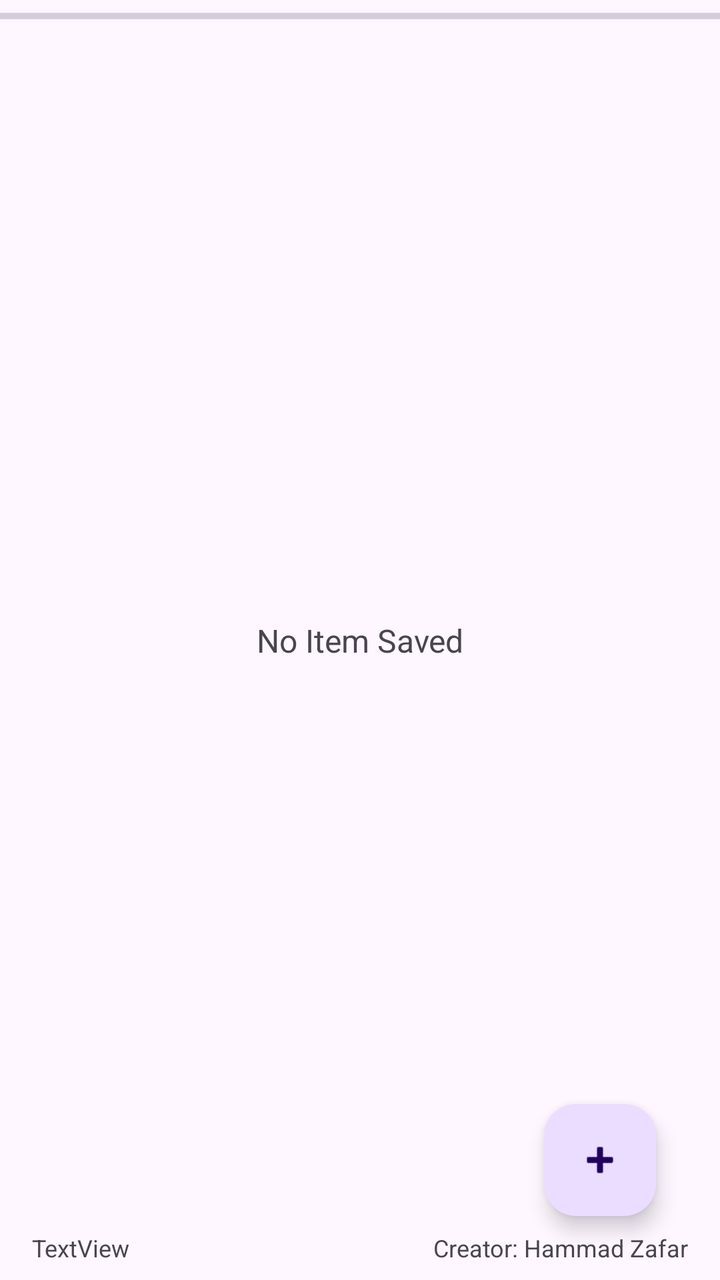
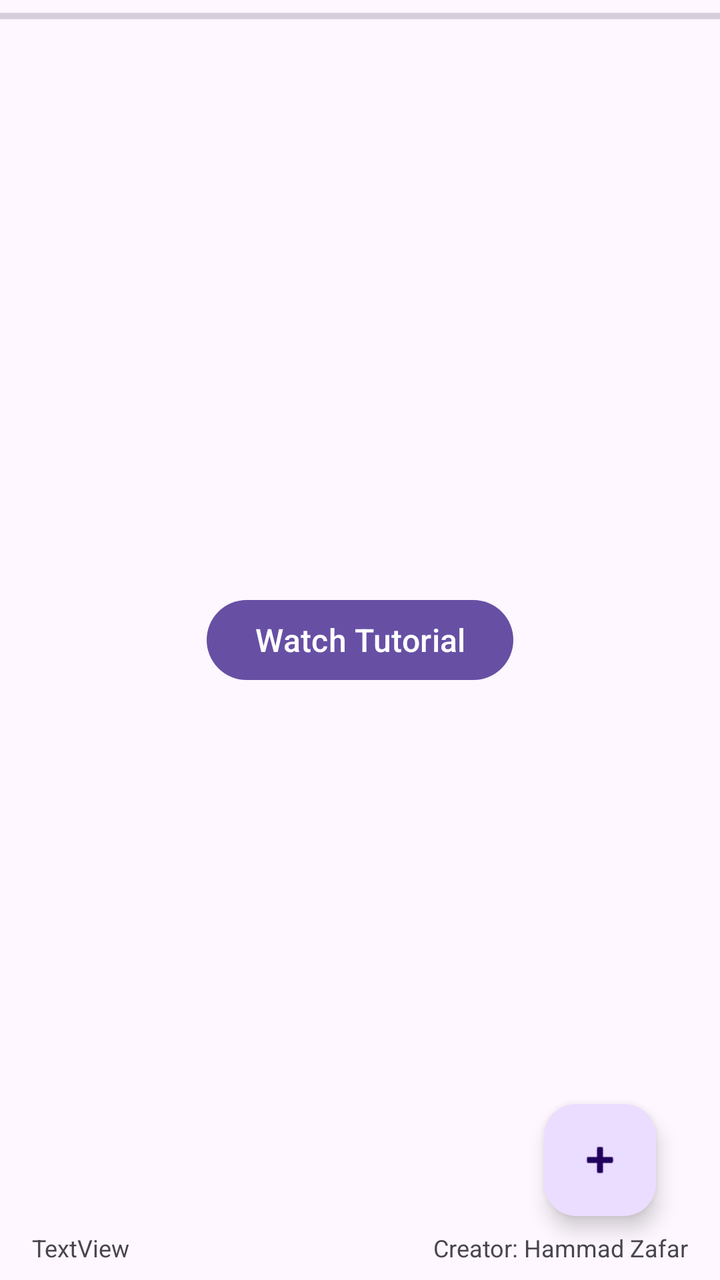

An Android layout rendered at two revisions. The XML below is the earlier revision; the diff shows what the commit changed to produce the second picture.
<!-- AndroidManifest.xml: application theme Theme.AutoWifiConnector -->
<!-- res/layout/activity_main.xml -->
<?xml version="1.0" encoding="utf-8"?>
<androidx.constraintlayout.widget.ConstraintLayout xmlns:android="http://schemas.android.com/apk/res/android"
    xmlns:app="http://schemas.android.com/apk/res-auto"
    xmlns:tools="http://schemas.android.com/tools"
    android:layout_width="match_parent"
    android:layout_height="match_parent"
    tools:context=".MainActivity">

    <ProgressBar
        android:indeterminate="true"
        android:id="@+id/progressBar"
        style="?android:attr/progressBarStyleHorizontal"
        android:layout_width="0dp"
        android:layout_height="wrap_content"
        app:layout_constraintEnd_toEndOf="parent"
        app:layout_constraintStart_toStartOf="parent"
        app:layout_constraintTop_toTopOf="parent" />

    <com.google.android.material.floatingactionbutton.FloatingActionButton
        android:id="@+id/floatingActionButton"
        android:layout_width="wrap_content"
        android:layout_height="wrap_content"
        android:layout_marginEnd="32dp"
        android:layout_marginBottom="32dp"
        android:clickable="true"
        android:src="@android:drawable/ic_input_add"
        app:layout_constraintBottom_toBottomOf="parent"
        app:layout_constraintEnd_toEndOf="parent" />

    <androidx.recyclerview.widget.RecyclerView
        android:id="@+id/recycler_view"
        android:layout_width="0dp"
        android:layout_height="0dp"
        android:layout_marginStart="16dp"
        android:layout_marginEnd="16dp"
        android:clipToPadding="true"
        app:layoutManager="androidx.recyclerview.widget.LinearLayoutManager"
        app:layout_constraintBottom_toTopOf="@+id/linearLayout2"
        app:layout_constraintEnd_toEndOf="parent"
        app:layout_constraintHorizontal_bias="0.0"
        app:layout_constraintStart_toStartOf="parent"
        app:layout_constraintTop_toBottomOf="@+id/progressBar"
        tools:listitem="@layout/item_layout" />

    <TextView
        android:id="@+id/no_item_saved"
        android:layout_width="wrap_content"
        android:layout_height="wrap_content"
        android:text="No Item Saved"
        android:textSize="16sp"
        android:visibility="visible"
        app:layout_constraintBottom_toBottomOf="parent"
        app:layout_constraintEnd_toEndOf="parent"
        app:layout_constraintStart_toStartOf="parent"
        app:layout_constraintTop_toTopOf="parent" />

    <LinearLayout
        android:id="@+id/linearLayout2"
        android:layout_width="0dp"
        android:layout_height="wrap_content"
        android:orientation="horizontal"
        app:layout_constraintBottom_toBottomOf="parent"
        app:layout_constraintEnd_toEndOf="@+id/recycler_view"
        app:layout_constraintStart_toStartOf="@+id/recycler_view">

        <TextView
            android:id="@+id/connect_times"
            android:layout_width="wrap_content"
            android:layout_height="match_parent"
            android:layout_weight="1"
            android:textSize="12dp"
            android:text="TextView" />

        <TextView
            android:id="@+id/made_by_textView"
            android:layout_width="wrap_content"
            android:layout_height="match_parent"
            android:layout_marginBottom="8dp"
            android:layout_weight="1"
            android:gravity="end"
            android:textSize="12dp"
            android:text="Creator: Hammad Zafar" />
    </LinearLayout>

</androidx.constraintlayout.widget.ConstraintLayout>
<!-- res/layout/item_layout.xml (included above) -->
<?xml version="1.0" encoding="utf-8"?>
<com.google.android.material.card.MaterialCardView xmlns:android="http://schemas.android.com/apk/res/android"
    xmlns:app="http://schemas.android.com/apk/res-auto"
    xmlns:tools="http://schemas.android.com/tools"
    android:layout_width="match_parent"
    android:layout_height="wrap_content"
    android:layout_marginTop="12dp"
    android:background="?attr/selectableItemBackground">

    <androidx.constraintlayout.widget.ConstraintLayout

        android:layout_width="match_parent"
        android:layout_height="match_parent">

        <TextView
            android:id="@+id/number"
            android:layout_width="wrap_content"
            android:layout_height="wrap_content"
            android:gravity="center"
            android:minEms="2"
            android:text="100"
            android:paddingStart="8dp"
            android:textSize="18sp"
            app:layout_constraintBottom_toBottomOf="parent"
            app:layout_constraintStart_toStartOf="parent"
            app:layout_constraintTop_toTopOf="parent" />

        <TextView
            android:id="@+id/identity"
            android:layout_width="0dp"
            android:layout_height="wrap_content"
            android:gravity="center_vertical"
            android:text="2022CS639@ksk.uet.edu.pk"
            android:textSize="18sp"
            android:maxLines="1"
            android:paddingTop="16dp"
            android:paddingBottom="16dp"
            android:ellipsize="end"
            app:layout_constraintBottom_toBottomOf="parent"
            app:layout_constraintEnd_toStartOf="@+id/more_options"
            app:layout_constraintStart_toEndOf="@+id/number"
            app:layout_constraintTop_toTopOf="parent" />

        <ImageButton
            android:id="@+id/more_options"
            android:layout_width="32dp"
            android:layout_height="0dp"
            android:background="?attr/selectableItemBackground"
            android:contentDescription="More Options"
            android:paddingStart="8dp"
            android:paddingEnd="12dp"
            android:src="@drawable/more_vert"
            android:tooltipText="More Options"
            app:layout_constraintBottom_toBottomOf="parent"
            app:layout_constraintEnd_toEndOf="parent"
            app:layout_constraintTop_toTopOf="parent" />

    </androidx.constraintlayout.widget.ConstraintLayout>

</com.google.android.material.card.MaterialCardView>
<!-- resources referenced by this layout -->
<resources>
  <!-- drawable more_vert (drawable) -->
  <vector xmlns:android="http://schemas.android.com/apk/res/android" android:alpha="0.8" android:height="24dp" android:tint="#000000" android:viewportHeight="24" android:viewportWidth="24" android:width="24dp">
        
      <path android:fillColor="@android:color/white" android:pathData="M12,8c1.1,0 2,-0.9 2,-2s-0.9,-2 -2,-2 -2,0.9 -2,2 0.9,2 2,2zM12,10c-1.1,0 -2,0.9 -2,2s0.9,2 2,2 2,-0.9 2,-2 -0.9,-2 -2,-2zM12,16c-1.1,0 -2,0.9 -2,2s0.9,2 2,2 2,-0.9 2,-2 -0.9,-2 -2,-2z"/>
      
  </vector>
  <style name="Theme.AutoWifiConnector" parent="Base.Theme.AutoWifiConnector" />
  <style name="Base.Theme.AutoWifiConnector" parent="Theme.Material3.DayNight">
          <item name="android:windowLightStatusBar">true</item>
          <item name="actionBarPopupTheme">@style/Widget.Material3.PopupMenu</item>
          <item name="popupMenuStyle">@style/Widget.Material3.PopupMenu</item>
          <item name="actionBarTheme">?attr/actionBarTheme</item>
          <item name="android:statusBarColor">?attr/colorSurfaceContainer</item>
      </style>
</resources>

<!-- the commit's change to res/layout/activity_main.xml (unified diff, before → after) -->
@@ -42,11 +42,11 @@
         app:layout_constraintTop_toBottomOf="@+id/progressBar"
         tools:listitem="@layout/item_layout" />
 
-    <TextView
+    <Button
         android:id="@+id/no_item_saved"
         android:layout_width="wrap_content"
         android:layout_height="wrap_content"
-        android:text="No Item Saved"
+        android:text="Watch Tutorial"
         android:textSize="16sp"
         android:visibility="visible"
         app:layout_constraintBottom_toBottomOf="parent"
